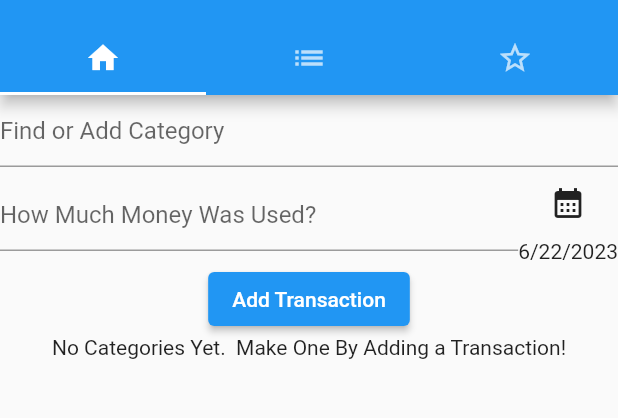
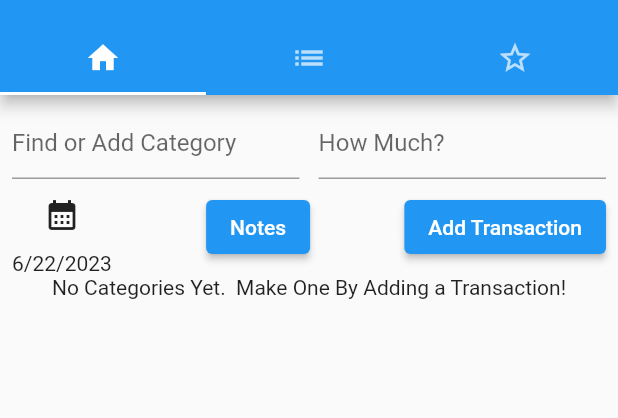
Before and after one commit to akaookami763/money_tracker, a Flutter app: the screen it shows after launch, on a phone screen of 412 x 824 dp, the part 61-479 px from its top. Run offline on Flutter 3.47's test engine with Material 2 defaults, Android fonts, the phone set to English and light mode, and no system bars; our stand-ins replace sqflite; accounts and stored records are empty.

Commit message:
UI updates and added a way to show notes

```diff
--- a/lib/Categories/category_list.dart
+++ b/lib/Categories/category_list.dart
@@ -6,6 +6,8 @@ import 'package:money_tracker/DataCentral/financial_category_model.dart';
 import 'package:money_tracker/History/weekly_chart.dart';
 import 'package:money_tracker/services/category_service.dart';
 import 'package:money_tracker/services/transaction_service.dart';
+
+import '../Utils/DateUtils/date_formatter.dart';
 
 class CategoryListView extends StatefulWidget {
   @override
@@ -17,11 +19,24 @@ class CategoryListView extends StatefulWidget {
 class _CategoryListViewState extends State<CategoryListView> {
   final _searchController = TextEditingController();
   final _transactionController = TextEditingController();
+  final _notesController = TextEditingController();
   final CategoryListViewViewModelImpl _viewModel =
       CategoryListViewViewModelImpl(CategoryWorker(), TransactionWorker());
 
   void updateCategoryText(FinancialCategory categoryName) {
     _searchController.text = categoryName.name;
+  }
+
+  void _openNotesModal() {
+    showModalBottomSheet(context: context, builder: (context) {
+      return Column(children: [
+        TextField(maxLength: 30, decoration: const InputDecoration(label: Text("Add Notes")), controller: _notesController,),
+        ElevatedButton(onPressed: () {
+          _viewModel.notes = _notesController.text;
+          Navigator.pop(context);
+        }, child: const Text("Add Notes")),
+      ],);
+    });
   }
 
   void _showDatePicker() {
@@ -61,52 +76,77 @@ class _CategoryListViewState extends State<CategoryListView> {
 
   @override
   Widget build(BuildContext context) {
-    return Column(children: [
-      TextField(
+    return GestureDetector(
+      onTap: () => FocusManager.instance.primaryFocus?.unfocus(),
+      child: Padding(
+      padding: EdgeInsets.all(8),
+      child: Column(children: [
+        Row(
+          mainAxisAlignment: MainAxisAlignment.spaceBetween,
+          children: [
+            Expanded(
+              flex: 15,
+              child: TextField(
+                textInputAction: TextInputAction.next,
                 controller: _searchController,
-        decoration: const InputDecoration(hintText: "Find or Add Category"),
+                decoration:
+                    const InputDecoration(hintText: "Find or Add Category"),
+              ),
+            ),
+            Spacer(flex: 1,),
+            Expanded(
+              flex: 15,
+              child: TextField(
+                controller: _transactionController,
+                keyboardType: TextInputType.number,
+                decoration:
+                    const InputDecoration(hintText: "How Much?"),
+              ),
+            ),
+          ],
         ),
         Row(
+          mainAxisAlignment: MainAxisAlignment.spaceBetween,
           children: [
-          Expanded(
-            child: TextField(
-              controller: _transactionController,
-              decoration:
-                  const InputDecoration(hintText: "How Much Money Was Used?"),
-            ),
-          ),
             Column(
               children: [
                 IconButton(
                     onPressed: _showDatePicker,
                     icon: const Icon(Icons.calendar_month)),
-              Text(DateFormat.yMd()
-                  .format(_viewModel.currentDate)),
-            ],
-          )
+                Text(dateFormatter.format(_viewModel.currentDate)),
               ],
             ),
                         ElevatedButton(
+                onPressed: () async {
+                  _openNotesModal();
+                },
+                child: const Text("Notes")),
+            ElevatedButton(
+
                 onPressed: () async {
                   await _viewModel.addTransaction(
                       _searchController.text, _transactionController.text);
                   setState(() {
                     _searchController.text = "";
                     _transactionController.text = "";
+                    _notesController.text = "";
                   });
                 },
                 child: const Text("Add Transaction")),
-      if (_viewModel.recentTransactions.isNotEmpty)
-        WeeklyChart(_viewModel.recentTransactions),
+          ],
+        ),
         (_viewModel.allCategories.isEmpty)
             ? Text("No Categories Yet.  Make One By Adding a Transaction!")
             : Expanded(
                 child: GridView.count(
                 crossAxisCount: 2,
                 children: _viewModel.allSuggestions.entries.map((value) {
-                return CategoryView(value.key, value.value, updateCategoryText);
+                  return CategoryView(
+                      value.key, value.value, updateCategoryText);
                 }).toList(),
-            ))
-    ]);
+              )),
+      ]),
+    ),
+    );
   }
 }
--- a/lib/Categories/category_list_view_viewmodel.dart
+++ b/lib/Categories/category_list_view_viewmodel.dart
@@ -10,6 +10,9 @@ class CategoryListViewViewModelImpl extends CategoryListViewViewModel {
   List<Transaction> _transactions = [];
   DateTime currentDate = DateTime.now();
 
+  @override
+  // TODO: implement notes
+  String get notes => super.notes;
   @override
   List<FinancialCategory> get allCategories => _categories;
   @override
@@ -79,7 +82,7 @@ class CategoryListViewViewModelImpl extends CategoryListViewViewModel {
 
     //TODO: Add extraNotes to the UI
     await _tWorker.addTransaction(
-        selectedCategory.tag, currentDate, doubleCost, "");
+        selectedCategory.tag, currentDate, doubleCost, notes);
     _categories = await _cWorker.getAllCategories();
 
     //Reset the date after adding a transaction
--- a/lib/Categories/category_list_view_viewmodel_abstract.dart
+++ b/lib/Categories/category_list_view_viewmodel_abstract.dart
@@ -5,6 +5,7 @@ abstract class CategoryListViewViewModel {
   final List<FinancialCategory> allCategories = [];
   final List<Transaction> recentTransactions = [];
   final Map<FinancialCategory, double> allSuggestions = {};
+  String notes = "";
 
   Future initialAction();
   void updateSuggestions(String userInput);
--- a/lib/History/weekly_chart.dart
+++ b/lib/History/weekly_chart.dart
@@ -72,7 +72,6 @@ class WeeklyChart extends StatelessWidget {
   @override
   Widget build(BuildContext context) {
     return Card(
-      elevation: 6,
       margin: EdgeInsets.all(20),
       child: Column(children: [
         Row(
--- a/lib/Home/home_page.dart
+++ b/lib/Home/home_page.dart
@@ -17,7 +17,7 @@ class HomePage extends StatelessWidget {
       body: TabBarView(children: [
         CategoryListView(),
         TransactionHistory(),
-        Tab(icon: Icon(Icons.star_outline_sharp))
+        Tab(child: Text("Budget Feature Coming Soon!")),
       ]),));
 
     // return Scaffold(
--- /dev/null
+++ b/lib/Utils/DateUtils/date_formatter.dart
@@ -0,0 +1,3 @@
+import 'package:intl/intl.dart';
+
+final dateFormatter = DateFormat.yMd();
```
Also changed, not shown: lib/DataCentral/transaction_model.dart (+5 -5 lines), lib/History/transaction_history.dart (+23 -8 lines), lib/Transactions/transaction_view.dart (+38 -7 lines), lib/Transactions/transaction_view_viewmodel.dart (added, +13 -0 lines), 3 other files. Lines whose indentation alone changed are shown as unchanged.
